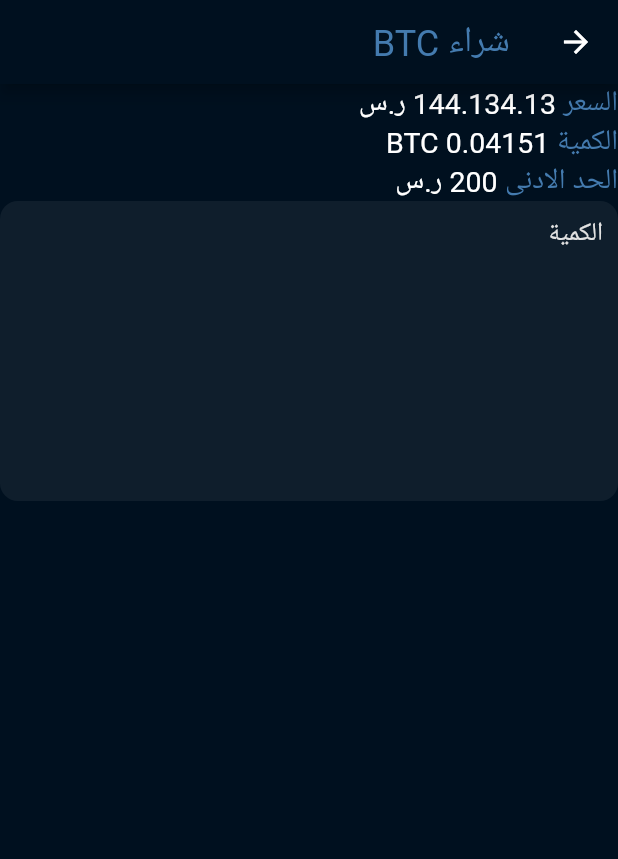
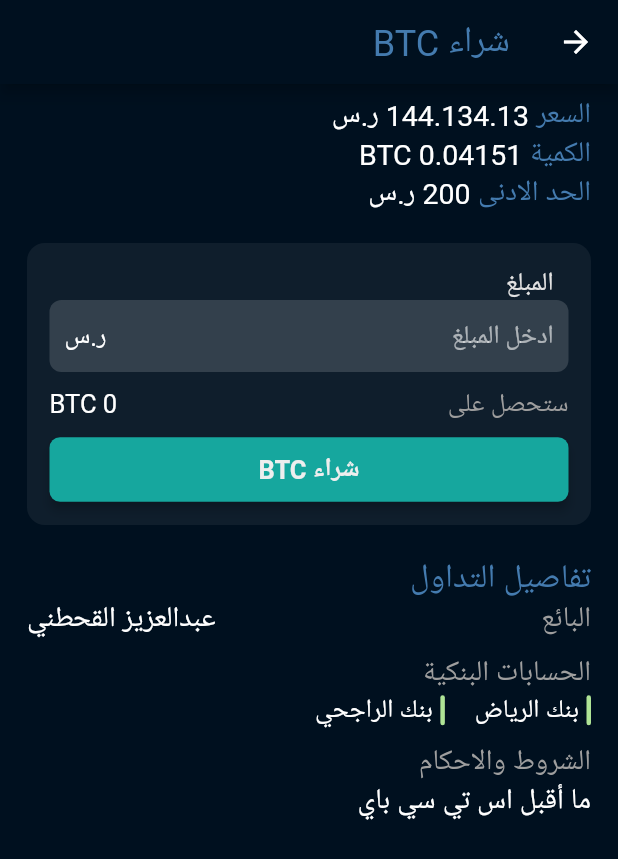
Before and after one commit to Abdulaziz4/aomlah, a Flutter app: the BuyCoinOverviewView screen opened by its route, on a phone screen of 412 x 824 dp. Shown: the top 859 px of the screen. Run offline on Flutter 3.47's test engine with Material 2 defaults, Android fonts, the phone set to English and light mode, and no system bars; our stand-ins replace firebase_core, flutter_spinkit, flutter_svg, google_fonts, logger, rxdart and 4 more; accounts and stored records are empty; network calls fail; Roboto replaces fonts that are missing (Cairo).

Commit message:
Complete Trade INfo Screen

```diff
--- a/lib/core/app/utils/constants.dart
+++ b/lib/core/app/utils/constants.dart
@@ -6,7 +6,7 @@ import 'package:google_fonts/google_fonts.dart';
 /// This class has no constructor and all variables are `static`.
 @immutable
 class Constants {
-  const Constants._();
+  Constants._();
 
   /// The main green color used for theming the app.
   static const Color primaryColor = Color(0xFF16A79E);
@@ -27,13 +27,22 @@ class Constants {
   static const Color black2dp = Color(0xFF0F1E2C);
 
   // The color black with third elevation.
-  static const Color black3dp = Color(0xFF0F1E2C);
+  static const Color black3dp = Color(0x0f1e2cd4);
 
   // The color black with fourth elevation.
   static const Color black4dp = Color(0xFF33404C);
 
   // The color black with fifth elevation.
   static const Color black5dp = Color(0xFF404C57);
+
+  // List of randomized colors
+  static final List<Color> randomizeColors = [
+    Color(0xFF7E8CE0),
+    Color(0xFFF59078),
+    Color(0xFFFFAE5F),
+    Color(0xFFE3E496),
+    Color(0xFFAFE496),
+  ];
 
   /// The TextStyle for Roboto font in the app.
   static TextStyle robotoFont = GoogleFonts.cairo();
--- /dev/null
+++ b/lib/ui/shared/bank_account_item.dart
@@ -0,0 +1,33 @@
+import 'package:aomlah/core/app/utils/constants.dart';
+import 'package:flutter/material.dart';
+
+class BankAccountItem extends StatelessWidget {
+  final String bankName;
+  const BankAccountItem({
+    Key? key,
+    required this.bankName,
+  }) : super(key: key);
+
+  @override
+  Widget build(BuildContext context) {
+    final color = (Constants.randomizeColors.toList()..shuffle()).first;
+    return Row(
+      mainAxisSize: MainAxisSize.min,
+      children: [
+        Container(
+          width: 3,
+          height: 20,
+          decoration: BoxDecoration(
+            color: color,
+            borderRadius: BorderRadius.circular(7),
+          ),
+        ),
+        SizedBox(width: 5),
+        Text(
+          bankName,
+          style: Constants.smallText,
+        ),
+      ],
+    );
+  }
+}
--- a/lib/ui/shared/rounded_input_field.dart
+++ b/lib/ui/shared/rounded_input_field.dart
@@ -10,6 +10,8 @@ class RoundedInputField extends StatefulWidget {
   final TextEditingController? controller;
   final String hintText;
   final bool obscure;
+  final Color? fillColor;
+  final Widget? suffix;
   const RoundedInputField({
     Key? key,
     this.onSave,
@@ -20,6 +22,8 @@ class RoundedInputField extends StatefulWidget {
     this.focusNode,
     this.hintText = "",
     this.obscure = false,
+    this.fillColor,
+    this.suffix,
   }) : super(key: key);
 
   @override
@@ -52,7 +56,7 @@ class _RoundedInputFieldState extends State<RoundedInputField> {
               contentPadding:
                   const EdgeInsets.symmetric(horizontal: 10, vertical: 10),
               filled: true,
-              fillColor: Constants.black3dp,
+              fillColor: widget.fillColor ?? Constants.black3dp,
               border: OutlineInputBorder(
                 borderRadius: BorderRadius.circular(8),
                 borderSide: BorderSide(color: Colors.white),
@@ -75,6 +79,7 @@ class _RoundedInputFieldState extends State<RoundedInputField> {
                 ),
                 borderRadius: BorderRadius.circular(8),
               ),
+              suffixIcon: widget.suffix,
             ),
             onFieldSubmitted: widget.onFieldSubmited,
           ),
--- a/lib/ui/views/trading/trader/buy_coin_overview_view.dart
+++ b/lib/ui/views/trading/trader/buy_coin_overview_view.dart
@@ -1,4 +1,6 @@
 import 'package:aomlah/core/app/utils/constants.dart';
+import 'package:aomlah/ui/shared/bank_account_item.dart';
+import 'package:aomlah/ui/shared/custom_button.dart';
 import 'package:aomlah/ui/shared/rounded_input_field.dart';
 import 'package:aomlah/ui/views/trading/components/spanned_text_item.dart';
 import 'package:flutter/material.dart';
@@ -13,7 +15,11 @@ class BuyCoinOverviewView extends StatelessWidget {
       appBar: AppBar(
         title: Text("شراء BTC"),
       ),
-      body: Column(
+      body: SingleChildScrollView(
+        child: Padding(
+          padding: const EdgeInsets.symmetric(vertical: 8.0, horizontal: 18),
+          child: Column(
+            crossAxisAlignment: CrossAxisAlignment.start,
             children: [
               SpannedTextItem(
                 rightText: "السعر",
@@ -27,16 +33,130 @@ class BuyCoinOverviewView extends StatelessWidget {
                 rightText: "الحد الادنى",
                 leftText: "200 ر.س",
               ),
-          Container(
+              buildPurchaseWindow(),
+              Row(
+                children: [
+                  Text(
+                    "تفاصيل التداول",
+                    style: Constants.largeText.copyWith(
+                      color: Constants.darkBlue,
+                    ),
+                  ),
+                ],
+              ),
+              buildSellerInfo(),
+              SizedBox(height: 10),
+              buildBankAccounts(),
+              SizedBox(height: 10),
+              buildTermsAndConsitions(),
+            ],
+          ),
+        ),
+      ),
+    );
+  }
+
+  Column buildTermsAndConsitions() {
+    return Column(
+      crossAxisAlignment: CrossAxisAlignment.start,
+      children: [
+        Text(
+          "الشروط والاحكام",
+          style: Constants.mediumText.copyWith(color: Colors.grey),
+        ),
+        Text(
+          "ما أقبل اس تي سي باي",
+          style: Constants.mediumText,
+        ),
+      ],
+    );
+  }
+
+  Widget buildSellerInfo() {
+    return Row(
+      mainAxisAlignment: MainAxisAlignment.spaceBetween,
+      children: [
+        Text(
+          "البائع",
+          style: Constants.mediumText.copyWith(color: Colors.grey),
+        ),
+        Text(
+          "عبدالعزيز القحطني",
+          style: Constants.mediumText,
+        ),
+      ],
+    );
+  }
+
+  Widget buildBankAccounts() {
+    return Column(
+      crossAxisAlignment: CrossAxisAlignment.start,
+      children: [
+        Text(
+          "الحسابات البنكية",
+          style: Constants.mediumText.copyWith(color: Colors.grey),
+        ),
+        Wrap(
+          direction: Axis.horizontal,
+          runSpacing: 5.0,
+          spacing: 20.0,
+          children: const [
+            BankAccountItem(bankName: "بنك الرياض"),
+            BankAccountItem(bankName: "بنك الراجحي"),
+          ],
+        ),
+      ],
+    );
+  }
+
+  Widget buildPurchaseWindow() {
+    return Container(
       decoration: BoxDecoration(
         borderRadius: BorderRadius.circular(12),
-              color: Constants.black3dp,
+        color: Constants.black2dp,
       ),
-            height: 200,
+      margin: const EdgeInsets.symmetric(
+        vertical: 20,
+      ),
+      padding: const EdgeInsets.symmetric(vertical: 5, horizontal: 15),
       child: Column(
-              children: [RoundedInputField(label: "الكمية")],
+        children: [
+          RoundedInputField(
+            label: "المبلغ",
+            hintText: "ادخل المبلغ",
+            fillColor: Constants.black4dp,
+            suffix: Column(
+              mainAxisAlignment: MainAxisAlignment.center,
+              children: [
+                Text(
+                  "ر.س",
+                  style: Constants.smallText,
+                ),
+              ],
             ),
           ),
+          Row(
+            mainAxisAlignment: MainAxisAlignment.spaceBetween,
+            children: [
+              Text(
+                "ستحصل على",
+                style: Constants.smallText.copyWith(color: Colors.grey),
+              ),
+              Text(
+                "0 BTC",
+                style: Constants.smallText,
+              ),
+            ],
+          ),
+          Padding(
+            padding: const EdgeInsets.symmetric(vertical: 8.0),
+            child: CustomButton(
+              onPressed: () {},
+              text: "شراء BTC",
+              width: double.infinity,
+              height: 43,
+            ),
+          )
         ],
       ),
     );
```
Lines whose indentation alone changed are shown as unchanged.
